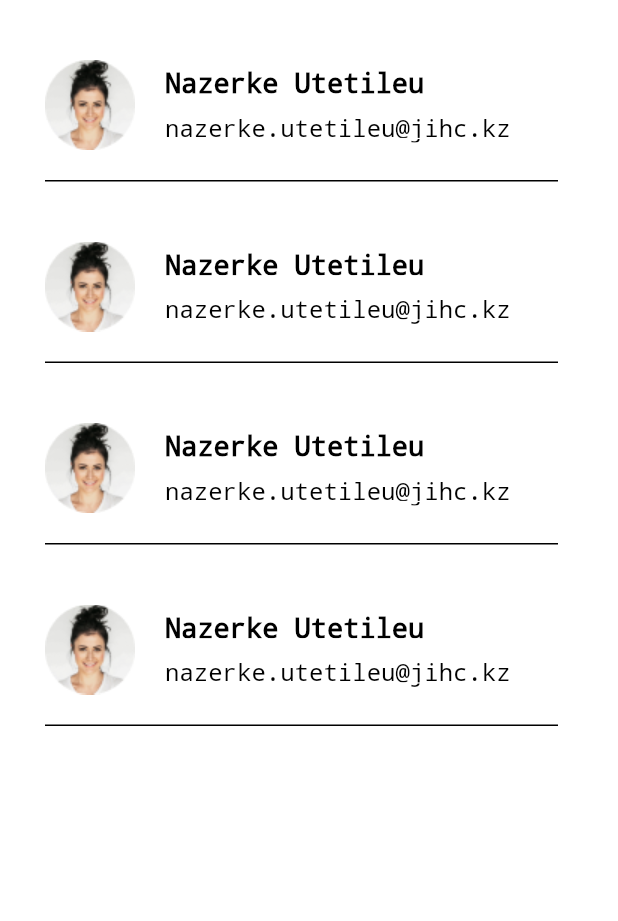
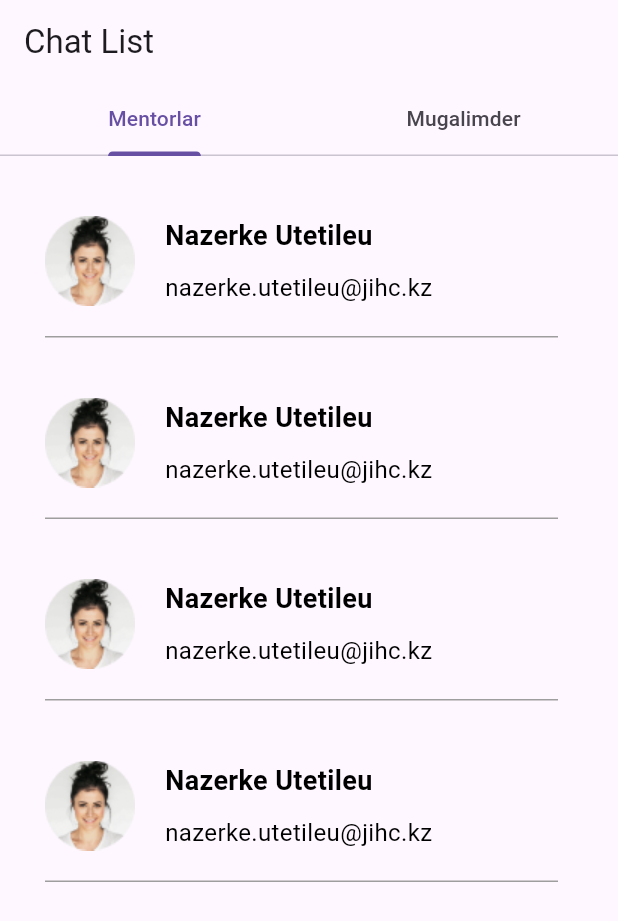
Before and after one commit to myktybayev/qadamEducation, a Flutter app: the screen it shows after launch, on a phone screen of 412 x 824 dp. Shown: the top 921 px of the screen. Run offline on Flutter 3.47's test engine with Material 3 defaults, Android fonts, the phone set to English and light mode, and no system bars.

Commit message:
Tabbar added

```diff
--- a/lib/features/chat/chat_list.dart
+++ b/lib/features/chat/chat_list.dart
@@ -1,21 +1,58 @@
 import 'package:flutter/material.dart';
 import 'package:qadam_education/features/chat/messages.dart';
+
+void main() {
+  runApp(const ChatList());
+}
 
 class ChatList extends StatelessWidget {
   const ChatList({super.key});
 
   @override
   Widget build(BuildContext context) {
-    return ListView.builder(
-      itemCount: messagesList.length,
-      itemBuilder: (context, index) {
-        return MyItem(messagesList[index]);
-      },
+    return MaterialApp(
+      home: DefaultTabController(
+        length: 2, // Number of tabs
+        child: Scaffold(
+          appBar: AppBar(
+            title: const Text('Chat List'),
+            bottom: const TabBar(
+              tabs: [
+                Tab(text: 'Mentorlar'),
+                Tab(text: 'Mugalimder'),
+              ],
+            ),
+          ),
+          body: const TabBarView(
+            children: [
+              Chattar(tabTitle: 'Mentorlar'),
+              Chattar(tabTitle: 'Mugalimder'),
+            ],
+          ),
+        ),
+      ),
     );
   }
 }
 
-List<Messages> messagesList = [
+class Chattar extends StatelessWidget {
+  final String tabTitle;
+  const Chattar({super.key, required this.tabTitle});
+
+  @override
+  Widget build(BuildContext context) {
+    List<Messages> messagesListForTab = getMessagesListForTab();
+    return ListView.builder(
+      itemCount: messagesListForTab.length,
+      itemBuilder: (context, index) {
+        return MyItem(messagesListForTab[index]);
+      },
+    );
+  }
+
+  List<Messages> getMessagesListForTab() {
+    if (tabTitle == 'Mentorlar') {
+      return [
         Messages(
           photo: "assets/images/profile_photo.png",
           name: "Nazerke Utetileu",
@@ -36,7 +73,37 @@ List<Messages> messagesList = [
           name: "Nazerke Utetileu",
           email: "nazerke.utetileu@jihc.kz",
         ),
+
+// List of mentor messages
       ];
+    } else if (tabTitle == 'Mugalimder') {
+      return [
+        Messages(
+          photo: "assets/images/profile_photo2.png",
+          name: "Nursaya Sharipbay",
+          email: "nazerke.utetileu@jihc.kz",
+        ),
+        Messages(
+          photo: "assets/images/profile_photo2.png",
+          name: "Nursaya Sharipbay",
+          email: "nazerke.utetileu@jihc.kz",
+        ),
+        Messages(
+          photo: "assets/images/profile_photo2.png",
+          name: "Nursaya Sharipbay",
+          email: "nazerke.utetileu@jihc.kz",
+        ),
+        Messages(
+          photo: "assets/images/profile_photo2.png",
+          name: "Nursaya Sharipbay",
+          email: "nazerke.utetileu@jihc.kz",
+        ),
+      ];
+    } else {
+      return [];
+    }
+  }
+}
 
 class MyItem extends StatelessWidget {
   final Messages messages;
@@ -49,7 +116,7 @@ class MyItem extends StatelessWidget {
       decoration: const BoxDecoration(
           border: Border(
               bottom: BorderSide(
-        color: Colors.black,
+        color: Colors.grey,
         width: 1.0,
       ))),
       padding: const EdgeInsets.only(bottom: 20),
--- a/pubspec.yaml
+++ b/pubspec.yaml
@@ -62,6 +62,8 @@ flutter:
 
   assets:
     - assets/images/profile_photo.png
+    - assets/images/profile_photo2.png
+
   #   - assets/videos/
   #   - images/a_dot_ham.jpeg
 
```
Also changed, not shown: assets/images/profile_photo2.png (added). Lines whose indentation alone changed are shown as unchanged.
